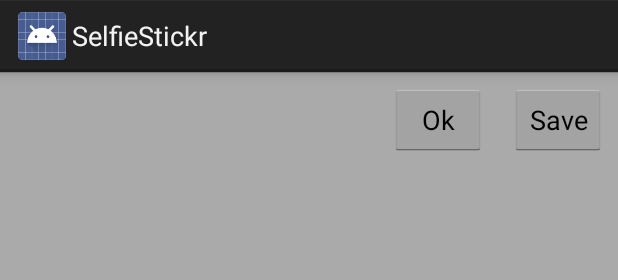
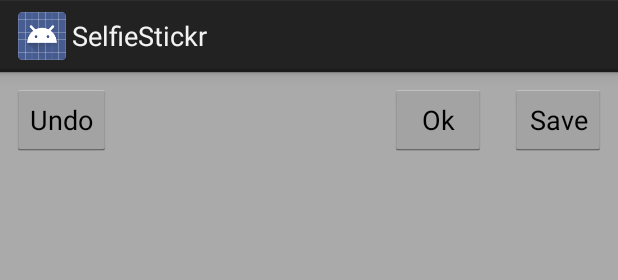
Before and after one commit to iamjalal/SelfieStickr, an Android app: the layout fragment_editor.xml on its own in the app's theme, with its tools: preview values and no code run, on a phone screen of 412 x 824 dp. Shown: the top 280 px of the screen. Run offline under Robolectric (Android 15) with nearby library versions, the phone set to English and light mode, and no system bars.

Commit message:
Added Undo feature

```diff
--- a/app/src/main/res/layout/fragment_editor.xml
+++ b/app/src/main/res/layout/fragment_editor.xml
@@ -50,4 +50,13 @@
         android:layout_alignParentTop="true"
         android:layout_toLeftOf="@id/saveButton"
         android:text="Ok"/>
+
+    <Button
+        android:id="@+id/undoButton"
+        android:layout_width="wrap_content"
+        android:layout_height="wrap_content"
+        android:layout_margin="8dp"
+        android:layout_alignParentTop="true"
+        android:layout_alignParentLeft="true"
+        android:text="Undo"/>
 </RelativeLayout>
```
Also changed, not shown: app/src/main/java/jalal/test/com/selfiestickr/fragment/EditorFragment.java (+40 -20 lines).
